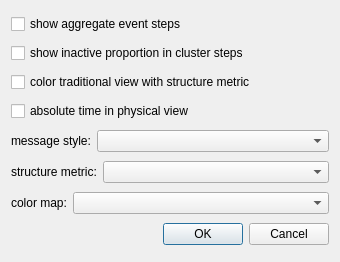
Above: src/visoptionsdialog.ui from LLNL/ravel before the change. Below: the same form after it.
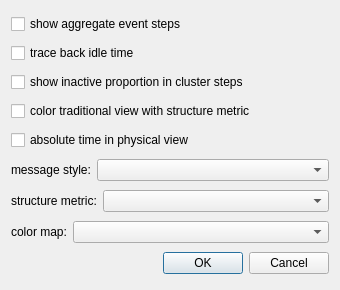
That is the form after the change.

Commit message: Make trace back of idle drawing optional.

```diff
--- a/src/visoptionsdialog.ui
+++ b/src/visoptionsdialog.ui
@@ -7,7 +7,7 @@
     <x>0</x>
     <y>0</y>
     <width>340</width>
-    <height>262</height>
+    <height>290</height>
    </rect>
   </property>
   <property name="windowTitle">
@@ -21,6 +21,13 @@
      </property>
     </widget>
    </item>
+   <item>
+    <widget class="QCheckBox" name="traceBackCheckBox">
+     <property name="text">
+      <string>trace back idle time</string>
+     </property>
+    </widget>
+   </item>
    <item>
     <widget class="QCheckBox" name="inactiveCheckBox">
      <property name="text">
```
The commit also changes 7 other files.
